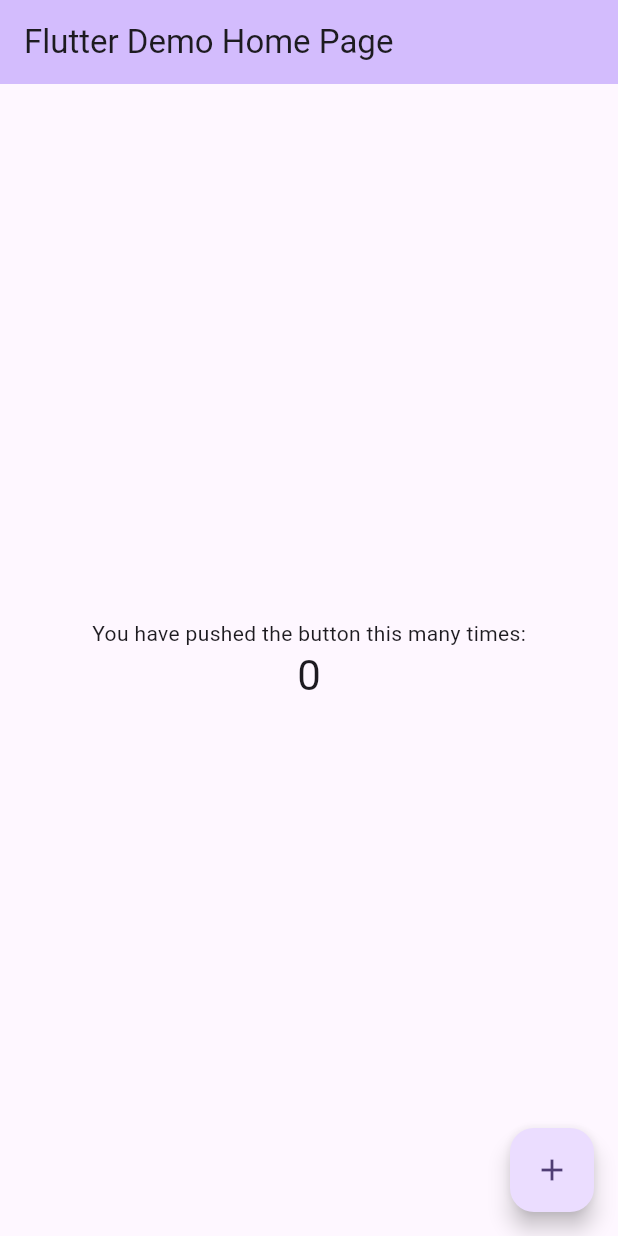
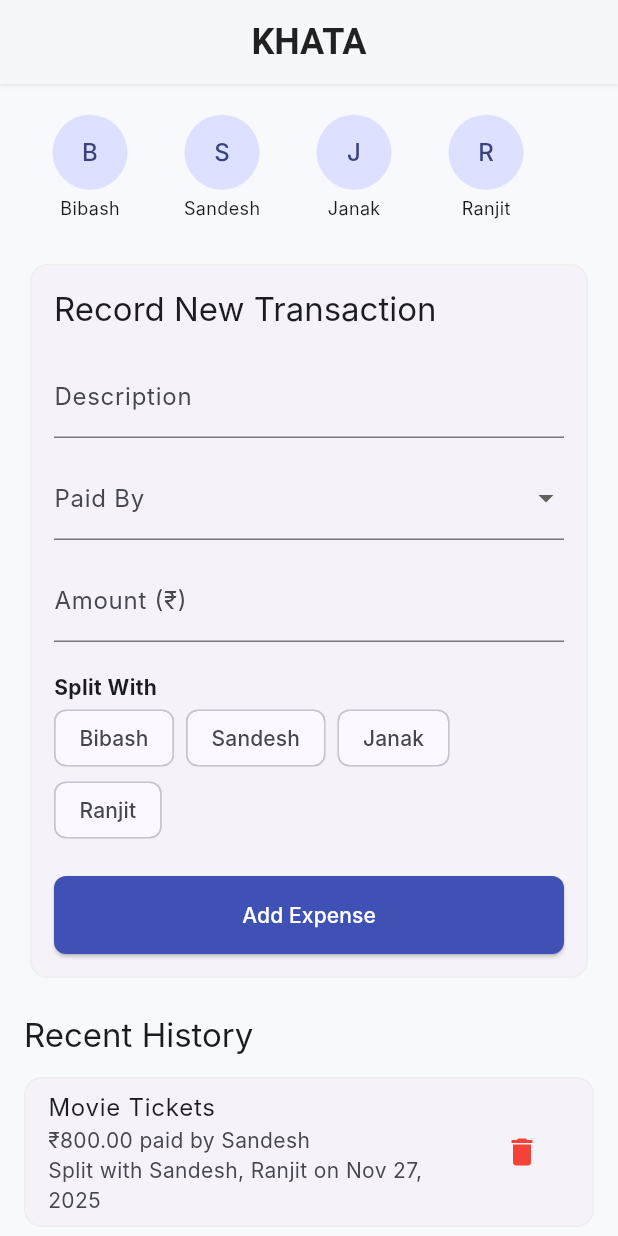
Before and after one commit to could-ai/019ac474-34c1-747e-b003-ddd55e2f9ffc, a Flutter app: the screen it shows after launch, on a phone screen of 412 x 824 dp. Run offline on Flutter 3.47's test engine with Material 3 defaults, Android fonts, the phone set to English and light mode, and no system bars; Roboto replaces fonts that are missing (Inter).

Commit message:
Added the `provider` package for state management and `intl` for date formatting to align with the functionality of the original web application. These packages are essential for managing application state and displaying dates in a user-friendly format.; Replaced the default counter application with a new structure that sets up the "Khata" expense tracker. This file now initializes the `TransactionProvider` for state management, defines the app's theme to match the web version's aesthetic (using an Indigo color scheme and Inter font), and sets up named routes for the `HomeScreen` and `ProfileScreen` to enable navigation.; Created a new data model class `Transaction` to represent an expense record. This class provides a structured way to handle transaction data throughout the application, mirroring the data structure used in the original web app's Firestore database. It includes fields for ID, description, payer, amount, split members, and a timestamp.; Created a `TransactionProvider` class using `ChangeNotifier` to manage the application's state. This centralizes all business logic, including managing the list of members and transactions, adding and deleting transactions, and calculating expense balances. It is pre-populated with initial sample data to simulate a live backend and ensure the UI has content to display upon launch.; Created the `HomeScreen`, which serves as the main user interface. This screen includes a horizontal list of member profiles for navigation, a form for adding new expense transactions, and a list displaying recent transaction history. It connects to the `TransactionProvider` to display data and handle user actions like adding or deleting transactions, fully replicating the core functionality of the original web application's home view.; Created the `ProfileScreen` to display the detailed debt status for a selected member. This screen calculates and shows how much the selected member owes or is owed by other group members, and it includes a summary of their total net balance. This directly corresponds to the profile view functionality in the provided web application, ensuring feature parity.

```diff
--- a/usr/lib/main.dart
+++ b/usr/lib/main.dart
@@ -1,4 +1,9 @@
 import 'package:flutter/material.dart';
+import 'package:provider/provider.dart';
+
+import 'package:couldai_user_app/providers/transaction_provider.dart';
+import 'package:couldai_user_app/screens/home_screen.dart';
+import 'package:couldai_user_app/screens/profile_screen.dart';
 
 void main() {
   runApp(const MyApp());
@@ -7,117 +12,53 @@ void main() {
 class MyApp extends StatelessWidget {
   const MyApp({super.key});
 
-  // This widget is the root of your application.
   @override
   Widget build(BuildContext context) {
-    return MaterialApp(
-      title: 'Flutter Demo',
-      debugShowCheckedModeBanner: false,
-      theme: ThemeData(
-        // This is the theme of your application.
-        //
-        // TRY THIS: Try running your application with "flutter run". You'll see
-        // the application has a purple toolbar. Then, without quitting the app,
-        // try changing the seedColor in the colorScheme below to Colors.green
-        // and then invoke "hot reload" (save your changes or press the "hot
-        // reload" button in a Flutter-supported IDE, or press "r" if you used
-        // the command line to start the app).
-        //
-        // Notice that the counter didn't reset back to zero; the application
-        // state is not lost during the reload. To reset the state, use hot
-        // restart instead.
-        //
-        // This works for code too, not just values: Most code changes can be
-        // tested with just a hot reload.
-        colorScheme: ColorScheme.fromSeed(seedColor: Colors.deepPurple),
+    return ChangeNotifierProvider(
+      create: (context) => TransactionProvider(),
+      child: MaterialApp(
+        title: 'Khata - Expense Tracker',
+        theme: ThemeData(
+          colorScheme: ColorScheme.fromSeed(seedColor: Colors.indigo),
+          useMaterial3: true,
+          fontFamily: 'Inter',
+          appBarTheme: const AppBarTheme(
+            backgroundColor: Colors.white,
+            elevation: 1,
+            shadowColor: Colors.black26,
+            titleTextStyle: TextStyle(
+              color: Colors.black87,
+              fontSize: 24,
+              fontWeight: FontWeight.bold,
+            ),
+            iconTheme: IconThemeData(color: Colors.black87),
+          ),
+          scaffoldBackgroundColor: const Color(0xFFF7F9FC),
+          cardTheme: CardTheme(
+            elevation: 0,
+            shape: RoundedRectangleBorder(
+              borderRadius: BorderRadius.circular(12.0),
+              side: BorderSide(color: Colors.grey.shade200),
+            ),
+          ),
+          elevatedButtonTheme: ElevatedButtonThemeData(
+            style: ElevatedButton.styleFrom(
+              backgroundColor: Colors.indigo,
+              foregroundColor: Colors.white,
+              shape: RoundedRectangleBorder(
+                borderRadius: BorderRadius.circular(8.0),
+              ),
+              padding: const EdgeInsets.symmetric(vertical: 16),
+            ),
+          ),
+        ),
+        debugShowCheckedModeBanner: false,
+        initialRoute: '/',
+        routes: {
+          '/': (context) => const HomeScreen(),
+          ProfileScreen.routeName: (context) => const ProfileScreen(),
+        },
       ),
-      initialRoute: '/',
-      routes: {
-        '/': (context) => const MyHomePage(title: 'Flutter Demo Home Page'),
-      },
     );
   }
 }
-
-class MyHomePage extends StatefulWidget {
-  const MyHomePage({super.key, required this.title});
-
-  // This widget is the home page of your application. It is stateful, meaning
-  // that it has a State object (defined below) that contains fields that affect
-  // how it looks.
-
-  // This class is the configuration for the state. It holds the values (in this
-  // case the title) provided by the parent (in this case the App widget) and
-  // used by the build method of the State. Fields in a Widget subclass are
-  // always marked "final".
-
-  final String title;
-
-  @override
-  State<MyHomePage> createState() => _MyHomePageState();
-}
-
-class _MyHomePageState extends State<MyHomePage> {
-  int _counter = 0;
-
-  void _incrementCounter() {
-    setState(() {
-      // This call to setState tells the Flutter framework that something has
-      // changed in this State, which causes it to rerun the build method below
-      // so that the display can reflect the updated values. If we changed
-      // _counter without calling setState(), then the build method would not be
-      // called again, and so nothing would appear to happen.
-      _counter++;
-    });
-  }
-
-  @override
-  Widget build(BuildContext context) {
-    // This method is rerun every time setState is called, for instance as done
-    // by the _incrementCounter method above.
-    //
-    // The Flutter framework has been optimized to make rerunning build methods
-    // fast, so that you can just rebuild anything that needs updating rather
-    // than having to individually change instances of widgets.
-    return Scaffold(
-      appBar: AppBar(
-        // TRY THIS: Try changing the color here to a specific color (to
-        // Colors.amber, perhaps?) and trigger a hot reload to see the AppBar
-        // change color while the other colors stay the same.
-        backgroundColor: Theme.of(context).colorScheme.inversePrimary,
-        // Here we take the value from the MyHomePage object that was created by
-        // the App.build method, and use it to set our appbar title.
-        title: Text(widget.title),
-      ),
-      body: Center(
-        // Center is a layout widget. It takes a single child and positions it
-        // in the middle of the parent.
-        child: Column(
-          // Column is also a layout widget. It takes a list of children and
-          // arranges them vertically. By default, it sizes itself to fit its
-          // children horizontally, and tries to be as tall as its parent.
-          //
-          // Column has various properties to control how it sizes itself and
-          // how it positions its children. Here we use mainAxisAlignment to
-          // center the children vertically; the main axis here is the vertical
-          // axis because Columns are vertical (the cross axis would be
-          // horizontal).
-          //
-          // TRY THIS: Invoke "debug painting" (choose the "Toggle Debug Paint"
-          // action in the IDE, or press "p" in the console), to see the
-          // wireframe for each widget.
-          mainAxisAlignment: MainAxisAlignment.center,
-          children: <Widget>[
-            const Text('You have pushed the button this many times:'),
-            Text('$_counter', style: Theme.of(context).textTheme.headlineMedium),
-          ],
-        ),
-      ),
-      floatingActionButton: FloatingActionButton(
-        onPressed: _incrementCounter,
-        tooltip: 'Increment',
-        child: const Icon(Icons.add),
-      ), // This trailing comma makes auto-formatting nicer for build methods.
-    );
-  }
-}
--- /dev/null
+++ b/usr/lib/models/transaction_model.dart
@@ -0,0 +1,19 @@
+import 'package:flutter/foundation.dart';
+
+class Transaction {
+  final String id;
+  final String description;
+  final String paidBy;
+  final double amount;
+  final List<String> splitMembers;
+  final DateTime timestamp;
+
+  Transaction({
+    required this.id,
+    required this.description,
+    required this.paidBy,
+    required this.amount,
+    required this.splitMembers,
+    required this.timestamp,
+  });
+}
--- /dev/null
+++ b/usr/lib/providers/transaction_provider.dart
@@ -0,0 +1,77 @@
+import 'package:flutter/material.dart';
+import 'package:couldai_user_app/models/transaction_model.dart';
+import 'dart:math';
+
+class TransactionProvider with ChangeNotifier {
+  final List<String> _members = ['Bibash', 'Sandesh', 'Janak', 'Ranjit'];
+  List<Transaction> _transactions = [];
+  Map<String, Map<String, double>> _balances = {};
+
+  List<String> get members => _members;
+  List<Transaction> get transactions => [..._transactions];
+  Map<String, Map<String, double>> get balances => _balances;
+
+  TransactionProvider() {
+    _addInitialData();
+    _calculateBalances();
+  }
+
+  void _addInitialData() {
+    _transactions = [
+      Transaction(id: 't1', description: 'Lunch at Restaurant', paidBy: 'Bibash', amount: 1200, splitMembers: ['Bibash', 'Sandesh', 'Janak', 'Ranjit'], timestamp: DateTime.now().subtract(const Duration(days: 1))),
+      Transaction(id: 't2', description: 'Movie Tickets', paidBy: 'Sandesh', amount: 800, splitMembers: ['Sandesh', 'Ranjit'], timestamp: DateTime.now().subtract(const Duration(hours: 5))),
+      Transaction(id: 't3', description: 'Groceries', paidBy: 'Janak', amount: 1500, splitMembers: ['Janak', 'Bibash'], timestamp: DateTime.now().subtract(const Duration(days: 2))),
+    ];
+    _transactions.sort((a, b) => b.timestamp.compareTo(a.timestamp));
+  }
+
+  void addTransaction(String description, String paidBy, double amount, List<String> splitMembers) {
+    final newTransaction = Transaction(
+      id: 't${Random().nextInt(1000)}',
+      description: description,
+      paidBy: paidBy,
+      amount: amount,
+      splitMembers: splitMembers,
+      timestamp: DateTime.now(),
+    );
+    _transactions.insert(0, newTransaction);
+    _calculateBalances();
+    notifyListeners();
+  }
+
+  void deleteTransaction(String id) {
+    _transactions.removeWhere((tx) => tx.id == id);
+    _calculateBalances();
+    notifyListeners();
+  }
+
+  void _calculateBalances() {
+    Map<String, Map<String, double>> newBalances = {};
+    for (var payer in _members) {
+      newBalances[payer] = {};
+      for (var debtor in _members) {
+        if (payer != debtor) {
+          newBalances[payer]![debtor] = 0;
+        }
+      }
+    }
+
+    for (var t in _transactions) {
+      if (t.amount > 0 && t.splitMembers.isNotEmpty) {
+        final share = t.amount / t.splitMembers.length;
+        for (var debtor in t.splitMembers) {
+          if (debtor != t.paidBy) {
+            newBalances[t.paidBy]![debtor] = (newBalances[t.paidBy]![debtor] ?? 0) + share;
+          }
+        }
+      }
+    }
+    _balances = newBalances;
+  }
+
+  double getNetOwedAmount(String memberA, String memberB) {
+    final owedToA = _balances[memberA]?[memberB] ?? 0;
+    final owedToB = _balances[memberB]?[memberA] ?? 0;
+    return owedToA - owedToB;
+  }
+}
--- /dev/null
+++ b/usr/lib/screens/home_screen.dart
@@ -0,0 +1,240 @@
+import 'package:flutter/material.dart';
+import 'package:provider/provider.dart';
+import 'package:intl/intl.dart';
+
+import 'package:couldai_user_app/providers/transaction_provider.dart';
+import 'package:couldai_user_app/screens/profile_screen.dart';
+
+class HomeScreen extends StatefulWidget {
+  const HomeScreen({super.key});
+
+  @override
+  State<HomeScreen> createState() => _HomeScreenState();
+}
+
+class _HomeScreenState extends State<HomeScreen> {
+  final _formKey = GlobalKey<FormState>();
+  final _descriptionController = TextEditingController();
+  final _amountController = TextEditingController();
+  String? _selectedPayer;
+  final Map<String, bool> _splitMembers = {};
+
+  @override
+  void didChangeDependencies() {
+    super.didChangeDependencies();
+    final members = Provider.of<TransactionProvider>(context, listen: false).members;
+    for (var member in members) {
+      _splitMembers[member] = false;
+    }
+  }
+
+  @override
+  void dispose() {
+    _descriptionController.dispose();
+    _amountController.dispose();
+    super.dispose();
+  }
+
+  void _submitTransaction() {
+    if (_formKey.currentState!.validate()) {
+      final description = _descriptionController.text;
+      final amount = double.tryParse(_amountController.text);
+      final payer = _selectedPayer;
+      final selectedSplitMembers = _splitMembers.entries
+          .where((entry) => entry.value)
+          .map((entry) => entry.key)
+          .toList();
+
+      if (amount == null ||
+          amount <= 0 ||
+          payer == null ||
+          selectedSplitMembers.isEmpty) {
+        ScaffoldMessenger.of(context).showSnackBar(
+          const SnackBar(
+            content: Text('Please fill all fields and select at least one split member.'),
+            backgroundColor: Colors.red,
+          ),
+        );
+        return;
+      }
+
+      Provider.of<TransactionProvider>(context, listen: false)
+          .addTransaction(description, payer, amount, selectedSplitMembers);
+
+      // Reset form
+      _formKey.currentState!.reset();
+      _descriptionController.clear();
+      _amountController.clear();
+      setState(() {
+        _selectedPayer = null;
+        _splitMembers.updateAll((key, value) => false);
+      });
+      FocusScope.of(context).unfocus();
+       ScaffoldMessenger.of(context).showSnackBar(
+          const SnackBar(
+            content: Text('Transaction added successfully!'),
+            backgroundColor: Colors.green,
+          ),
+        );
+    }
+  }
+
+  @override
+  Widget build(BuildContext context) {
+    final transactionProvider = Provider.of<TransactionProvider>(context);
+    final members = transactionProvider.members;
+    final transactions = transactionProvider.transactions;
+
+    return Scaffold(
+      appBar: AppBar(
+        title: const Text('KHATA'),
+        centerTitle: true,
+      ),
+      body: SingleChildScrollView(
+        padding: const EdgeInsets.all(16.0),
+        child: Column(
+          crossAxisAlignment: CrossAxisAlignment.start,
+          children: [
+            // Member Icons
+            SizedBox(
+              height: 80,
+              child: ListView.builder(
+                scrollDirection: Axis.horizontal,
+                itemCount: members.length,
+                itemBuilder: (ctx, index) {
+                  final member = members[index];
+                  return GestureDetector(
+                    onTap: () => Navigator.of(context).pushNamed(
+                      ProfileScreen.routeName,
+                      arguments: member,
+                    ),
+                    child: Container(
+                      width: 80,
+                      margin: const EdgeInsets.symmetric(horizontal: 4),
+                      child: Column(
+                        mainAxisAlignment: MainAxisAlignment.center,
+                        children: [
+                          CircleAvatar(
+                            radius: 25,
+                            child: Text(member[0]),
+                          ),
+                          const SizedBox(height: 4),
+                          Text(member, style: const TextStyle(fontSize: 12), overflow: TextOverflow.ellipsis,),
+                        ],
+                      ),
+                    ),
+                  );
+                },
+              ),
+            ),
+            const SizedBox(height: 20),
+
+            // Transaction Form
+            Card(
+              child: Padding(
+                padding: const EdgeInsets.all(16.0),
+                child: Form(
+                  key: _formKey,
+                  child: Column(
+                    crossAxisAlignment: CrossAxisAlignment.start,
+                    children: [
+                      Text('Record New Transaction', style: Theme.of(context).textTheme.titleLarge),
+                      const SizedBox(height: 16),
+                      TextFormField(
+                        controller: _descriptionController,
+                        decoration: const InputDecoration(labelText: 'Description'),
+                        validator: (value) => (value == null || value.isEmpty)
+                            ? 'Please enter a description'
+                            : null,
+                      ),
+                      const SizedBox(height: 12),
+                      DropdownButtonFormField<String>(
+                        value: _selectedPayer,
+                        decoration: const InputDecoration(labelText: 'Paid By'),
+                        items: members
+                            .map((m) => DropdownMenuItem(value: m, child: Text(m)))
+                            .toList(),
+                        onChanged: (value) => setState(() => _selectedPayer = value),
+                        validator: (value) =>
+                            (value == null) ? 'Please select a payer' : null,
+                      ),
+                      const SizedBox(height: 12),
+                      TextFormField(
+                        controller: _amountController,
+                        decoration: const InputDecoration(labelText: 'Amount (₹)'),
+                        keyboardType: TextInputType.number,
+                        validator: (value) {
+                          if (value == null || value.isEmpty) return 'Please enter an amount';
+                          if (double.tryParse(value) == null || double.parse(value) <= 0) return 'Please enter a valid amount';
+                          return null;
+                        },
+                      ),
+                      const SizedBox(height: 20),
+                      const Text('Split With', style: TextStyle(fontWeight: FontWeight.bold)),
+                      Wrap(
+                        spacing: 8.0,
+                        children: members.map((member) {
+                          return ChoiceChip(
+                            label: Text(member),
+                            selected: _splitMembers[member]!,
+                            onSelected: (selected) {
+                              setState(() {
+                                _splitMembers[member] = selected;
+                              });
+                            },
+                          );
+                        }).toList(),
+                      ),
+                      const SizedBox(height: 20),
+                      SizedBox(
+                        width: double.infinity,
+                        child: ElevatedButton(
+                          onPressed: _submitTransaction,
+                          child: const Text('Add Expense'),
+                        ),
+                      ),
+                    ],
+                  ),
+                ),
+              ),
+            ),
+            const SizedBox(height: 20),
+
+            // Recent History
+            Text('Recent History', style: Theme.of(context).textTheme.titleLarge),
+            const SizedBox(height: 10),
+            transactions.isEmpty
+                ? const Text('No transactions yet.')
+                : ListView.builder(
+                    shrinkWrap: true,
+                    physics: const NeverScrollableScrollPhysics(),
+                    itemCount: transactions.length,
+                    itemBuilder: (ctx, index) {
+                      final tx = transactions[index];
+                      return Card(
+                        margin: const EdgeInsets.symmetric(vertical: 4),
+                        child: ListTile(
+                          title: Text(tx.description),
+                          subtitle: Text('₹${tx.amount.toStringAsFixed(2)} paid by ${tx.paidBy}\nSplit with ${tx.splitMembers.join(", ")} on ${DateFormat.yMMMd().format(tx.timestamp)}'),
+                          trailing: IconButton(
+                            icon: const Icon(Icons.delete, color: Colors.red),
+                            onPressed: () {
+                              Provider.of<TransactionProvider>(context, listen: false).deleteTransaction(tx.id);
+                               ScaffoldMessenger.of(context).showSnackBar(
+                                const SnackBar(
+                                  content: Text('Transaction deleted.'),
+                                  backgroundColor: Colors.orange,
+                                ),
+                              );
+                            },
+                          ),
+                        ),
+                      );
+                    },
+                  ),
+          ],
+        ),
+      ),
+    );
+  }
+}
```
Also changed, not shown: usr/lib/screens/profile_screen.dart (added, +96 -0 lines), usr/pubspec.yaml (+4 -71 lines).
